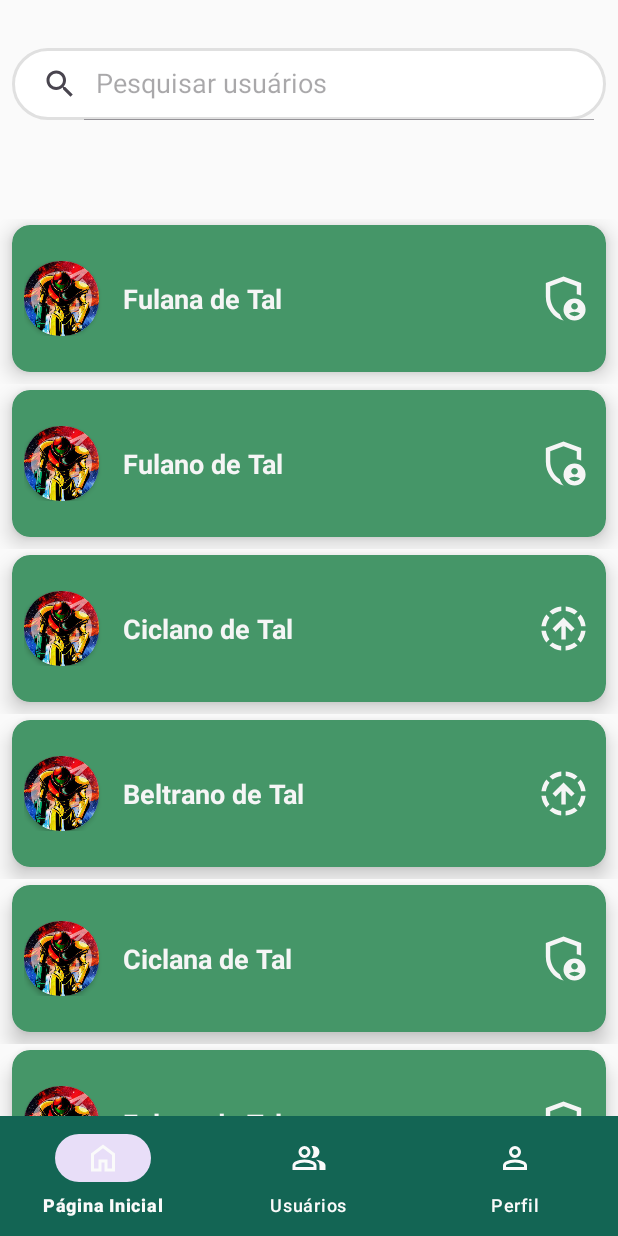
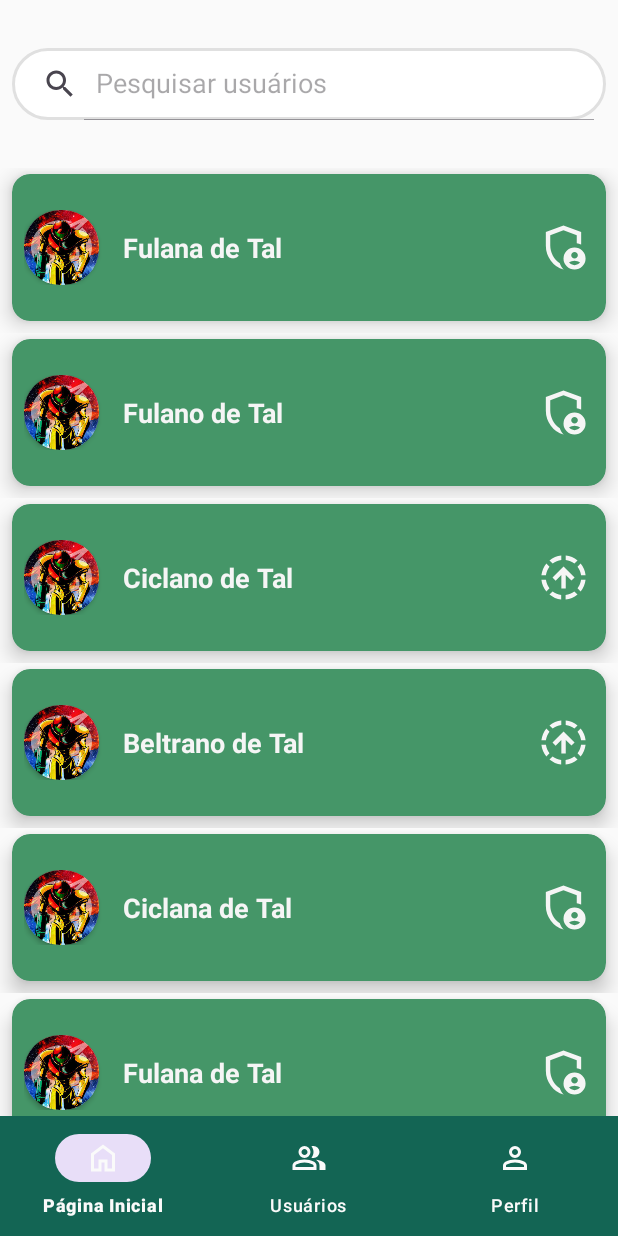
Before and after one commit to melhora-ifam/melhora-ifam, an Android app: the fragment ManageUsuariosFragment placed in its activity, on a phone screen of 412 x 824 dp. Run offline under Robolectric (Android 15) with nearby library versions, the phone set to English and light mode, and no system bars.

Commit message:
Ajustando o fragmento de gerenciamento de usuarios

```diff
--- a/app/src/main/res/layout/dialog_promover_admin.xml
+++ b/app/src/main/res/layout/dialog_promover_admin.xml
@@ -7,6 +7,7 @@
     <androidx.cardview.widget.CardView
         android:layout_width="match_parent"
         android:layout_height="wrap_content"
+        app:cardCornerRadius="12dp"
         app:cardBackgroundColor="@color/neutral_light_100"
         android:layout_marginHorizontal="16dp"
         app:layout_constraintBottom_toBottomOf="parent"
--- a/app/src/main/res/layout/fragment_manage_usuarios.xml
+++ b/app/src/main/res/layout/fragment_manage_usuarios.xml
@@ -16,7 +16,7 @@
             android:layout_width="match_parent"
             android:layout_height="wrap_content"
             android:layout_marginHorizontal="8dp"
-            android:layout_marginTop="32dp"
+            android:layout_marginVertical="32dp"
             android:layout_weight="1"
             android:background="@drawable/rounded_background"
             android:iconifiedByDefault="false"
@@ -30,7 +30,6 @@
             android:id="@+id/layoutUsuarios"
             android:layout_width="match_parent"
             android:layout_height="0dp"
-            android:layout_marginTop="66dp"
             android:orientation="vertical"
             app:layout_constraintBottom_toBottomOf="parent"
             app:layout_constraintEnd_toEndOf="parent"
```
